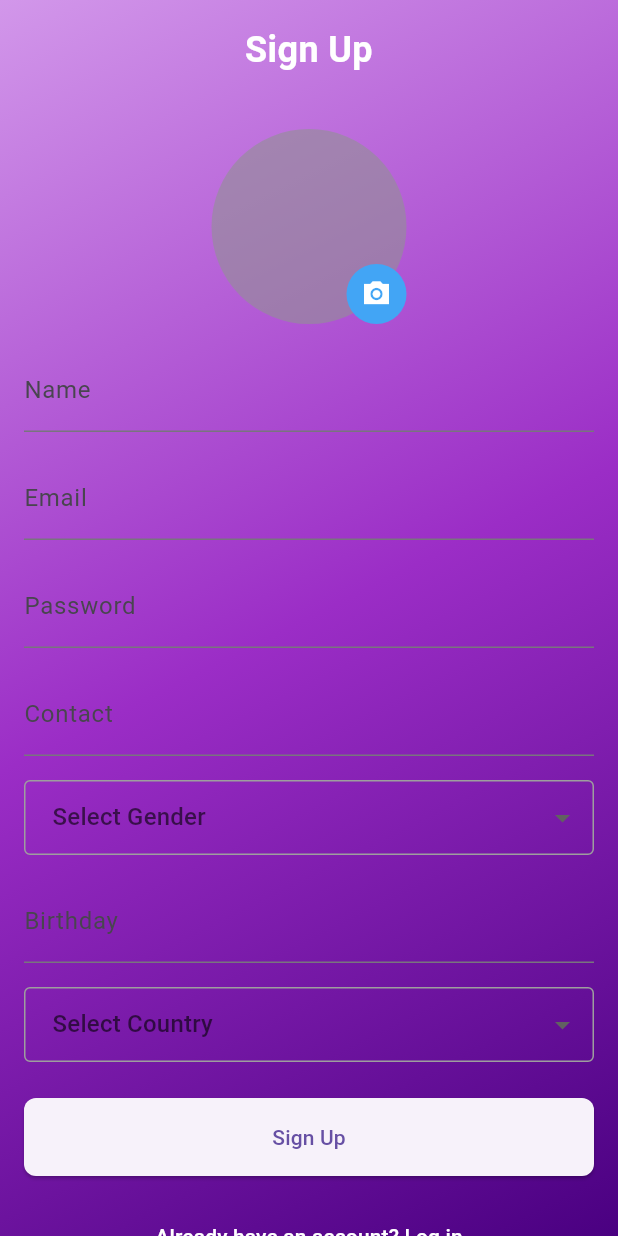
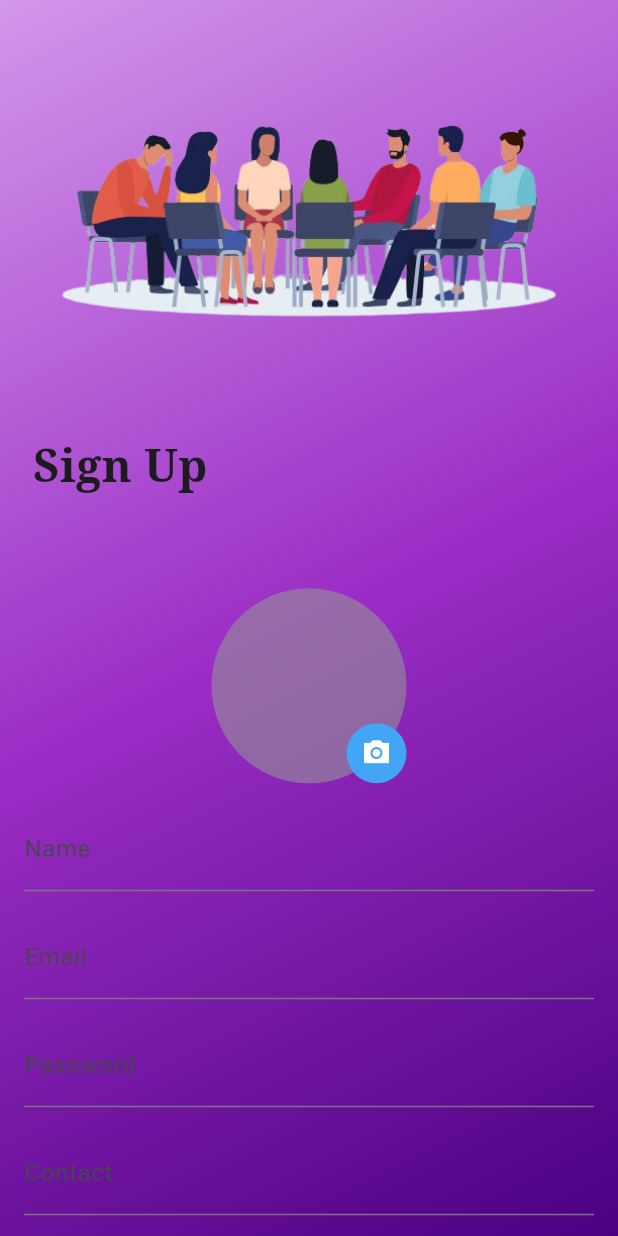
Before and after one commit to MdSayemMottakee/Interactive-Storytelling-Platform, a Flutter app: the screen it shows after launch, after a tap on "Sign-up", on a phone screen of 412 x 824 dp. Run offline on Flutter 3.47's test engine with Material 3 defaults, Android fonts, the phone set to English and light mode, and no system bars; our stand-ins replace cloud_firestore, email_validator, file_picker, firebase_auth, firebase_core, firebase_storage; accounts and stored records are empty.

Commit message:
6 July 2024

```diff
--- a/Interactive Storytelling Platform/lib/components/common/custom_input_field.dart
+++ b/Interactive Storytelling Platform/lib/components/common/custom_input_field.dart
@@ -7,45 +7,47 @@ class CustomInputField extends StatefulWidget {
   final bool suffixIcon;
   final bool? isDense;
   final bool obscureText;
+  final TextEditingController controller;
 
   const CustomInputField({
-    super.key,
+    Key? key,
     required this.labelText,
     required this.hintText,
     required this.validator,
     this.suffixIcon = false,
     this.isDense,
-    this.obscureText = false
-  });
+    this.obscureText = false,
+    required this.controller,
+  }) : super(key: key);
 
   @override
-  State<CustomInputField> createState() => _CustomInputFieldState();
+  _CustomInputFieldState createState() => _CustomInputFieldState();
 }
 
 class _CustomInputFieldState extends State<CustomInputField> {
-  //
   bool _obscureText = true;
 
   @override
   Widget build(BuildContext context) {
-    Size size = MediaQuery.of(context).size;
     return Container(
-      width: size.width * 0.9,
       padding: const EdgeInsets.symmetric(horizontal: 15, vertical: 3),
       child: Column(
+        crossAxisAlignment: CrossAxisAlignment.start,
         children: [
-          Align(
-            alignment: Alignment.centerLeft,
-            child: Text(widget.labelText, style: const TextStyle(fontSize: 18, fontWeight: FontWeight.bold),),
+          Text(
+            widget.labelText,
+            style: const TextStyle(fontSize: 18, fontWeight: FontWeight.bold),
           ),
           TextFormField(
-            obscureText: (widget.obscureText && _obscureText),
+            controller: widget.controller,
+            obscureText: widget.obscureText && _obscureText,
             decoration: InputDecoration(
-              isDense: (widget.isDense != null) ? widget.isDense : false,
+              isDense: widget.isDense ?? false,
               hintText: widget.hintText,
-              suffixIcon: widget.suffixIcon ? IconButton(
+              suffixIcon: widget.suffixIcon
+                  ? IconButton(
                       icon: Icon(
-                  _obscureText ? Icons.remove_red_eye : Icons.visibility_off_outlined,
+                        _obscureText ? Icons.visibility : Icons.visibility_off,
                         color: Colors.black54,
                       ),
                       onPressed: () {
@@ -53,12 +55,9 @@ class _CustomInputFieldState extends State<CustomInputField> {
                           _obscureText = !_obscureText;
                         });
                       },
-              ): null,
-              suffixIconConstraints: (widget.isDense != null) ? const BoxConstraints(
-                  maxHeight: 33
-              ): null,
+                    )
+                  : null,
             ),
-            autovalidateMode: AutovalidateMode.onUserInteraction,
             validator: widget.validator,
           ),
         ],
--- a/Interactive Storytelling Platform/lib/components/forget_password_page.dart
+++ b/Interactive Storytelling Platform/lib/components/forget_password_page.dart
@@ -16,7 +16,7 @@ class ForgetPasswordPage extends StatefulWidget {
 class _ForgetPasswordPageState extends State<ForgetPasswordPage> {
 
   final _forgetPasswordFormKey = GlobalKey<FormState>();
-
+  final TextEditingController _emailController = TextEditingController();
   @override
   Widget build(BuildContext context) {
     return SafeArea(
@@ -41,6 +41,7 @@ class _ForgetPasswordPageState extends State<ForgetPasswordPage> {
                             labelText: 'Email',
                             hintText: 'Your email id',
                             isDense: true,
+                            controller: _emailController,
                             validator: (textValue) {
                               if(textValue == null || textValue.isEmpty) {
                                 return 'Email is required!';
@@ -49,7 +50,7 @@ class _ForgetPasswordPageState extends State<ForgetPasswordPage> {
                                 return 'Please enter a valid email';
                               }
                               return null;
-                            }
+                            },
                         ),
                         const SizedBox(height: 20,),
                         CustomFormButton(innerText: 'Submit', onPressed: _handleForgetPassword,),
--- a/Interactive Storytelling Platform/lib/components/signup_page.dart
+++ b/Interactive Storytelling Platform/lib/components/signup_page.dart
@@ -6,12 +6,13 @@ import 'package:intl/intl.dart';
 import 'package:firebase_storage/firebase_storage.dart';
 import 'package:cloud_firestore/cloud_firestore.dart';
 import 'package:flutter/foundation.dart' show kIsWeb;
-
+import 'package:login_signup/components/common/page_heading.dart';
 import 'package:login_signup/components/login_page.dart';
 import 'package:path_provider/path_provider.dart';
+import 'package:login_signup/components/common/page_header.dart';
 
 class SignupPage extends StatefulWidget {
-  const SignupPage({Key? key}) : super(key: key);
+  const SignupPage({super.key});
 
   @override
   _SignupPageState createState() => _SignupPageState();
@@ -80,7 +81,6 @@ Future<void> _handleSignupUser() async {
 
     // Check if profile image is selected
     if (_profileImageFile == null && _profileImageBytes == null) {
-      print('No profile image selected.');
       _scaffoldMessengerKey.currentState?.showSnackBar(
         const SnackBar(content: Text('Please select a profile image.')),
       );
@@ -96,27 +96,19 @@ Future<void> _handleSignupUser() async {
 
       // Upload profile image if available
       if (_profileImageFile != null) {
-        print('Uploading profile image from file...');
         profileImageUrl = await uploadProfileImageFile(_profileImageFile!);
-        print('Profile image uploaded: $profileImageUrl');
       } else if (_profileImageBytes != null) {
-        print('Uploading profile image from bytes...');
         profileImageUrl = await uploadProfileImageBytes(_profileImageBytes!);
-        print('Profile image uploaded: $profileImageUrl');
-      } else {
-        print('No profile image selected.');
       }
 
       // Check if the widget is still mounted before accessing context
       if (!mounted) {
-        print('Widget is not mounted.');
         return;
       }
-
-      print('Storing user data in Firestore...');
       await FirebaseFirestore.instance.collection('users').add({
         'name': _nameController.text.trim(),
         'email': _emailController.text.trim(),
+        'password' :_passwordController.text.trim(),
         'contact': _contactController.text.trim(),
         'birthday': _selectedBirthday != null
             ? DateFormat('yyyy-MM-dd').format(_selectedBirthday!)
@@ -124,11 +116,8 @@ Future<void> _handleSignupUser() async {
         'country': _selectedCountry ?? '',
         'gender': _selectedGender ?? '',
         'photoURL': profileImageUrl ?? '',
-        // Add more fields as needed
+
       });
-
-      print('User data stored successfully.');
-
       // Navigate to the login page after successful signup
       Navigator.pushReplacement(
         context,
@@ -136,13 +125,10 @@ Future<void> _handleSignupUser() async {
       );
     } catch (e) {
       // Error handling
-      print('Failed to sign up: $e');
       _scaffoldMessengerKey.currentState?.showSnackBar(
         SnackBar(content: Text('Failed to sign up: $e')),
       );
     }
-  } else {
-    print('Form validation failed.');
   }
 }
 
@@ -231,17 +217,10 @@ Future<String> uploadProfileImageFile(File imageFile) async {
               child: Column(
                 crossAxisAlignment: CrossAxisAlignment.stretch,
                 children: [
+                  const PageHeader(),
                   // Header widgets
                   const SizedBox(height: 16),
-                  const Text(
-                    'Sign Up',
-                    textAlign: TextAlign.center,
-                    style: TextStyle(
-                      fontSize: 24,
-                      fontWeight: FontWeight.bold,
-                      color: Colors.white,
-                    ),
-                  ),
+                  const PageHeading(title: 'Sign Up',),
                   const SizedBox(height: 16),
                   const SizedBox(height: 20),
                   Center(
@@ -404,7 +383,27 @@ Future<String> uploadProfileImageFile(File imageFile) async {
                       child: DropdownButtonFormField<String>(
                         value: _selectedCountry,
                         hint: const Text('Select Country'),
-                        items: ['Country A', 'Country B', 'Country C']
+                        items: ["Afghanistan", "Albania", "Algeria", "Andorra", "Angola", "Antigua and Barbuda", "Argentina", "Armenia", "Australia",
+                                "Austria", "Azerbaijan", "Bahamas", "Bahrain", "Bangladesh", "Barbados", "Belarus", "Belgium", "Belize", "Benin",
+                                "Bhutan", "Bolivia", "Bosnia and Herzegovina", "Botswana", "Brazil", "Brunei", "Bulgaria", "Burkina Faso", "Burundi",
+                                "Cabo Verde", "Cambodia", "Cameroon", "Canada", "Central African Republic", "Chad", "Chile", "China", "Colombia",
+                                "Comoros", "Congo, Democratic Republic of the", "Congo, Republic of the", "Costa Rica", "Croatia", "Cuba", "Cyprus",
+                                "Czech Republic", "Denmark", "Djibouti", "Dominica", "Dominican Republic", "East Timor", "Ecuador", "Egypt",
+                                "El Salvador", "Equatorial Guinea", "Eritrea", "Estonia", "Eswatini", "Ethiopia", "Fiji", "Finland", "France",
+                                "Gabon", "Gambia", "Georgia", "Germany", "Ghana", "Greece", "Grenada", "Guatemala", "Guinea", "Guinea-Bissau", "Guyana",
+                                "Haiti", "Honduras", "Hungary", "Iceland", "India", "Indonesia", "Iran", "Iraq", "Ireland", "Italy",
+                                "Ivory Coast", "Jamaica", "Japan", "Jordan", "Kazakhstan", "Kenya", "Kiribati", "Korea, North", "Korea, South", "Kosovo",
+                                "Kuwait", "Kyrgyzstan", "Laos", "Latvia", "Lebanon", "Lesotho", "Liberia", "Libya", "Liechtenstein", "Lithuania",
+                                "Luxembourg", "Madagascar", "Malawi", "Malaysia", "Maldives", "Mali", "Malta", "Marshall Islands", "Mauritania",
+                                "Mauritius", "Mexico", "Micronesia", "Moldova", "Monaco", "Mongolia", "Montenegro", "Morocco", "Mozambique", "Myanmar",
+                                "Namibia", "Nauru", "Nepal", "Netherlands", "New Zealand", "Nicaragua", "Niger", "Nigeria", "North Macedonia", "Norway",
+                                "Oman", "Pakistan", "Palau", "Palestine", "Panama", "Papua New Guinea", "Paraguay", "Peru", "Philippines", "Poland",
+                                "Portugal", "Qatar", "Romania", "Russia", "Rwanda", "Saint Kitts and Nevis", "Saint Lucia", "Saint Vincent and the Grenadines",
+                                "Samoa", "San Marino", "Sao Tome and Principe", "Saudi Arabia", "Senegal", "Serbia", "Seychelles", "Sierra Leone", "Singapore",
+                                "Slovakia", "Slovenia", "Solomon Islands", "Somalia", "South Africa", "South Sudan", "Spain", "Sri Lanka", "Sudan", "Suriname",
+                                "Sweden", "Switzerland", "Syria", "Taiwan", "Tajikistan", "Tanzania", "Thailand", "Togo", "Tonga", "Trinidad and Tobago",
+                                "Tunisia", "Turkey", "Turkmenistan", "Tuvalu", "Uganda", "Ukraine", "United Arab Emirates", "United Kingdom", "United States",
+                                "Uruguay", "Uzbekistan", "Vanuatu", "Vatican City", "Venezuela", "Vietnam", "Yemen", "Zambia", "Zimbabwe"]
                             .map((label) => DropdownMenuItem(
                                   value: label,
                                   child: Text(label),
```
Also changed, not shown: Interactive Storytelling Platform/pubspec.yaml (line endings or trailing spaces), 1 other file. Lines whose indentation alone changed are shown as unchanged.
